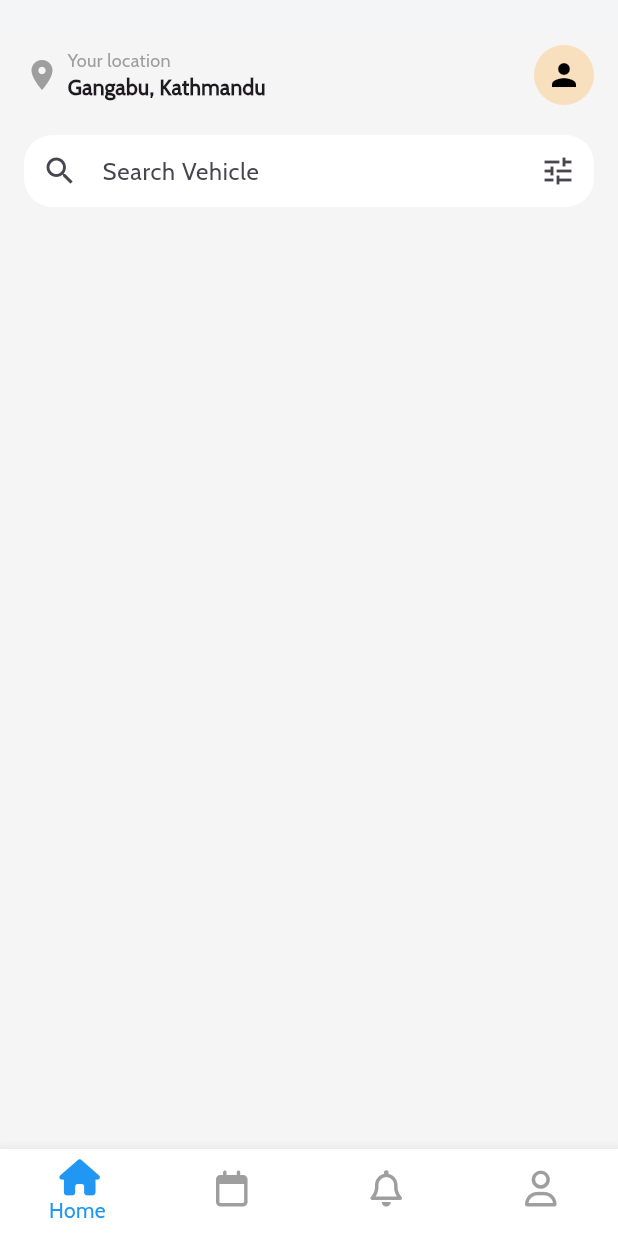
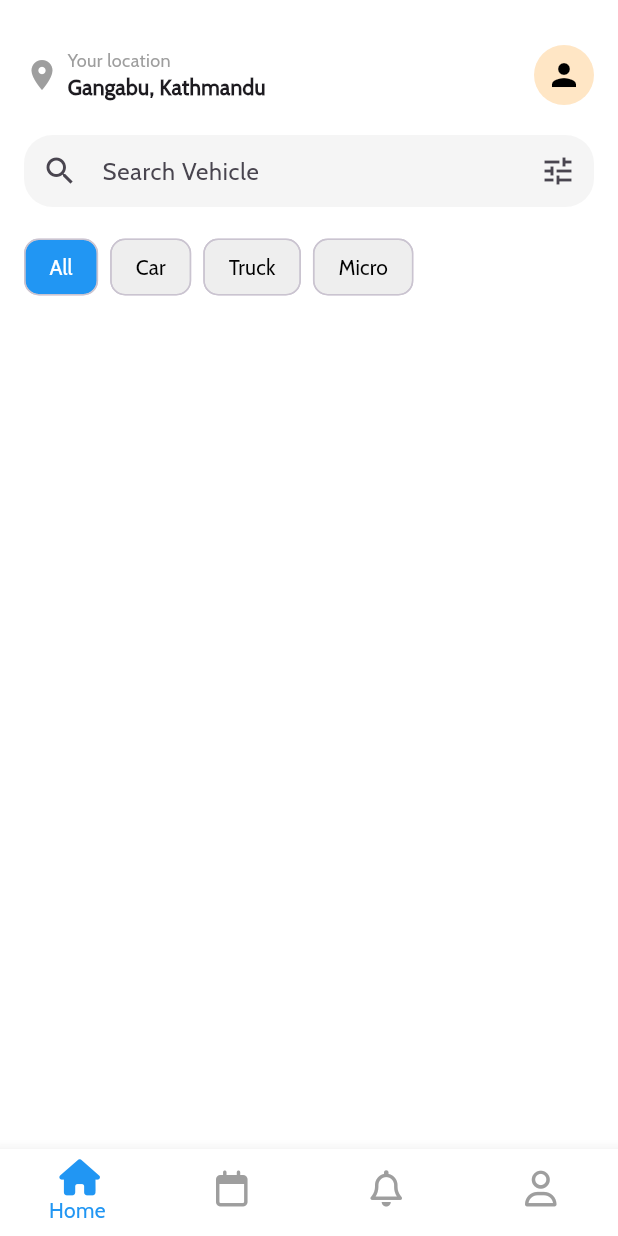
Before and after one commit to stha9840/gadikhoj, a Flutter app: the DashboardView screen opened by its route, on a phone screen of 412 x 824 dp. Run offline on Flutter 3.47's test engine with Material 3 defaults, Android fonts, the phone set to English and light mode, and no system bars; our stand-ins replace animated_splash_screen, font_awesome_flutter, lottie.

Commit message:
Vehicle category option added

```diff
--- a/lib/bottom_screen/home.dart
+++ b/lib/bottom_screen/home.dart
@@ -6,7 +6,6 @@ class Home extends StatelessWidget {
   @override
   Widget build(BuildContext context) {
     return Scaffold(
-      backgroundColor: Colors.grey.shade100,
       body: SafeArea(
         child: Padding(
           padding: const EdgeInsets.symmetric(horizontal: 16.0, vertical: 10),
@@ -51,7 +50,7 @@ class Home extends StatelessWidget {
                   prefixIcon: const Icon(Icons.search),
                   suffixIcon: const Icon(Icons.tune),
                   filled: true,
-                  fillColor: Colors.white,
+                  fillColor: Colors.grey.shade100,
                   contentPadding: const EdgeInsets.symmetric(vertical: 0),
                   border: OutlineInputBorder(
                     borderRadius: BorderRadius.circular(19),
@@ -59,10 +58,34 @@ class Home extends StatelessWidget {
                   ),
                 ),
               ),
+              const SizedBox(height: 16),
+              //vehicle Type FIlter Chips
+              Row(
+                children: [
+                  _buildFilterChip("All", selected: true),
+                  _buildFilterChip("Car"),
+                  _buildFilterChip("Truck"),
+                  _buildFilterChip("Micro"),
+                ],
+              ),
             ],
           ),
         ),
       ),
     );
   }
+
+  Widget _buildFilterChip(String label, {bool selected = false}) {
+    return Padding(
+      padding: const EdgeInsets.only(right: 8.0),
+      child: Chip(
+        label: Text(label),
+        labelStyle: TextStyle(color: selected ? Colors.white : Colors.black),
+        backgroundColor: selected ? Colors.blue : Colors.grey.shade200,
+        shape: RoundedRectangleBorder(
+          borderRadius: BorderRadiusGeometry.circular(10),
+        ),
+      ),
+    );
+  }
 }
--- a/lib/theme/app_theme.dart
+++ b/lib/theme/app_theme.dart
@@ -1,8 +1,5 @@
 import 'package:flutter/material.dart';
 
 ThemeData getApplicationTheme() {
-  return ThemeData(
-    fontFamily: "Cabin",
-    scaffoldBackgroundColor: const Color(0xFFF3F5F7),
-  );
+  return ThemeData(fontFamily: "Cabin", scaffoldBackgroundColor: Colors.white);
 }
```
Also changed, not shown: assets/images/tata.png.
